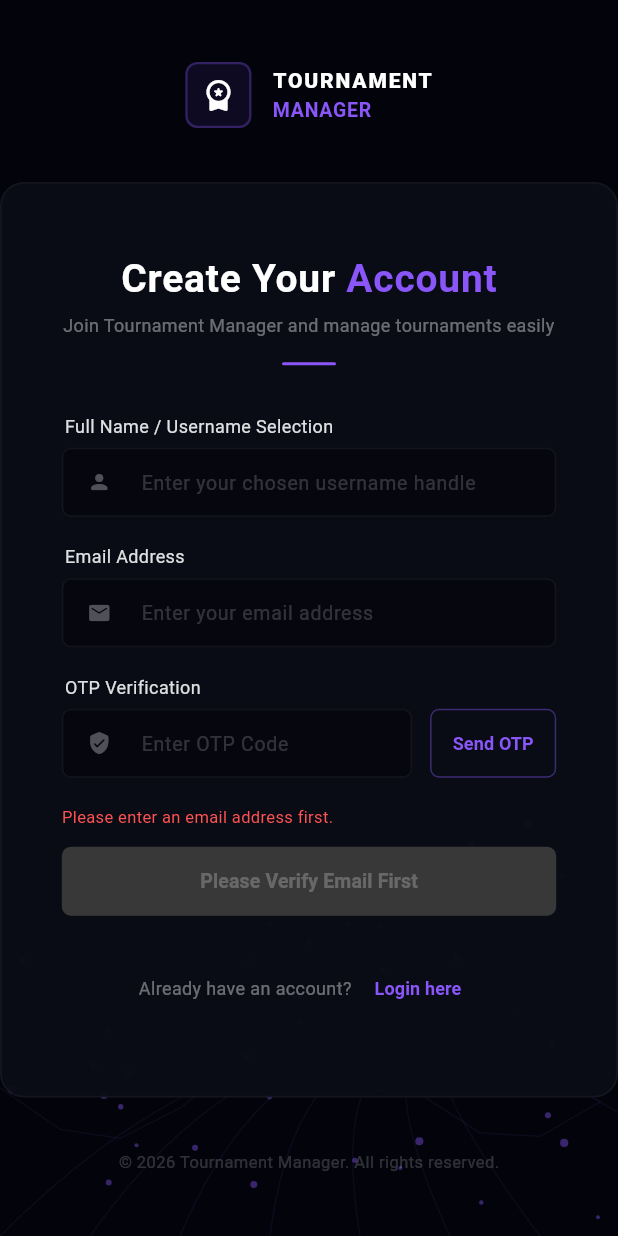
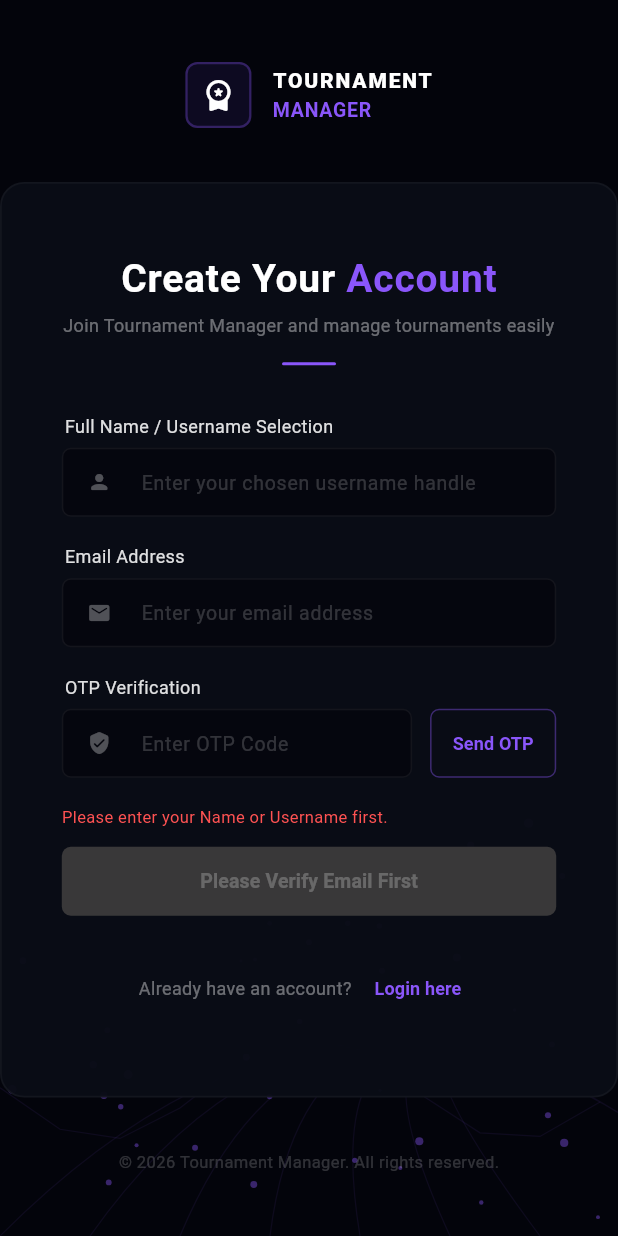
Before and after one commit to Abhinav9777-collab/tournament_manager, a Flutter app: the screen it shows after launch, after a tap on "Login →", after a tap on "Create New Account", after a tap on "Send OTP", on a phone screen of 412 x 824 dp. Run offline on Flutter 3.47's test engine with Material 3 defaults, Android fonts, the phone set to English and light mode, and no system bars; our stand-ins replace cloud_firestore, firebase_auth, shared_preferences; missing offline and left inert: dart:html; accounts and stored records are empty.

Commit message:
Integrated Direct EmailJS to Login/Signup, Cleaned Robotic Texts and Theme Provider

```diff
--- a/lib/main.dart
+++ b/lib/main.dart
@@ -19,16 +19,27 @@ class TournamentManagerApp extends StatelessWidget {
 
   @override
   Widget build(BuildContext context) {
+    return Consumer<TournamentProvider>(
+      builder: (context, provider, child) {
         return MaterialApp(
-      title: 'Nexus Quantum Manager',
+          title: 'Tournament Manager',
           debugShowCheckedModeBanner: false,
+          themeMode: provider.appThemeMode,
           theme: ThemeData(
+            brightness: Brightness.light,
+            primarySwatch: Colors.deepPurple,
+            scaffoldBackgroundColor: const Color(0xFFF1F5F9),
+            useMaterial3: true,
+          ),
+          darkTheme: ThemeData(
             brightness: Brightness.dark,
             primarySwatch: Colors.deepPurple,
+            scaffoldBackgroundColor: const Color(0xFF03040B),
             useMaterial3: true,
           ),
-      // 🛠️ FIXED: DashboardScreen handle karega inner authentication state structures ko smoothly
           home: const DashboardScreen(),
+        );
+      },
     );
   }
 }
--- a/lib/screens/auth/login_screen.dart
+++ b/lib/screens/auth/login_screen.dart
@@ -1,10 +1,9 @@
 import 'package:flutter/material.dart';
 import 'package:provider/provider.dart';
-import 'package:http/http.dart' as http;
-import 'dart:convert';
 import 'dart:async';
 import 'dart:math' as math;
 import '../../providers/tournament_provider.dart';
+import '../../services/email_service.dart'; // 🚀 Direct EmailJS Service
 
 class LoginScreen extends StatefulWidget {
   final VoidCallback onLoginSuccess;
@@ -38,8 +37,6 @@ class _LoginScreenState extends State<LoginScreen> {
   final _emailController = TextEditingController();
   final _passwordController = TextEditingController();
   final _otpController = TextEditingController();
-
-  final String _backendServerUrl = "https://tournament-manager-b6jb.onrender.com";
 
   @override
   void initState() {
@@ -82,94 +79,78 @@ class _LoginScreenState extends State<LoginScreen> {
   }
 
   // =========================================================================
-  // ⚡ REAL BACKEND OTP PIPELINE (MOCK CODE REMOVED)
+  // 🚀 DIRECT EMAILJS GMAIL OTP PIPELINE (SERVERLESS & 100% RELIABLE)
   // =========================================================================
   Future<void> _handleOtpGenerationRequest() async {
     final email = _emailController.text.trim();
-    if (email.isEmpty) {
-      setState(() => _statusFeedbackMessage = "Please enter an email address first.");
+    final name = _usernameController.text.trim();
+
+    if (name.isEmpty) {
+      setState(() => _statusFeedbackMessage = "Please enter your Name or Username first.");
       return;
     }
+
+    if (email.isEmpty || !email.contains('@')) {
+      setState(() => _statusFeedbackMessage = "Please enter a valid email address.");
+      return;
+    }
+
     setState(() {
       _isLoading = true;
-      _statusFeedbackMessage = 'Transmitting OTP request to server...';
+      _statusFeedbackMessage = 'Sending OTP to your email...';
     });
 
     try {
-      final response = await http.post(
-        Uri.parse("$_backendServerUrl/api/auth/trigger-otp"),
-        headers: {"Content-Type": "application/json"},
-        body: jsonEncode({"email": email}),
-      );
+      // Direct EmailJS Call
+      bool success = await EmailOtpService.sendOtp(email, name);
 
-      final res = jsonDecode(response.body);
-
-      if (response.statusCode == 200 && res['status'] == 'SUCCESS') {
+      if (success) {
         _startOtpTimer();
         setState(() => _statusFeedbackMessage = "SUCCESS: OTP sent to $email. Check your inbox!");
       } else {
-        setState(() => _statusFeedbackMessage = res['message'] ?? 'Failed to send OTP.');
+        setState(() => _statusFeedbackMessage = "Failed to send OTP. Please try again.");
       }
     } catch (e) {
-      setState(() => _statusFeedbackMessage = "Connection Error: Unable to reach auth server.");
+      setState(() => _statusFeedbackMessage = "Network error while triggering email.");
     } finally {
       setState(() => _isLoading = false);
     }
   }
 
-  Future<void> _verifyOtpCodeLive() async {
+  void _verifyOtpCodeLive() {
     final email = _emailController.text.trim();
     final otp = _otpController.text.trim();
 
     if (otp.isEmpty || email.isEmpty) {
-      setState(() => _statusFeedbackMessage = "Please provide both Email and OTP fields.");
+      setState(() => _statusFeedbackMessage = "Please fill in both Email and OTP fields.");
       return;
     }
 
-    setState(() {
-      _isLoading = true;
-      _statusFeedbackMessage = 'Verifying OTP code...';
-    });
-
-    try {
-      final response = await http.post(
-        Uri.parse("$_backendServerUrl/api/auth/verify-otp"),
-        headers: {"Content-Type": "application/json"},
-        body: jsonEncode({"email": email, "otp": otp}),
-      );
-
-      final res = jsonDecode(response.body);
-
-      if (response.statusCode == 200 && res['status'] == 'SUCCESS') {
-        _countdownTimer?.cancel();
-        setState(() {
-          _isOtpVerified = true;
-          _statusFeedbackMessage = "SUCCESS: Email Verified! Now create your password.";
-        });
-      } else {
-        setState(() => _statusFeedbackMessage = res['message'] ?? 'Invalid or expired OTP code.');
-      }
-    } catch (e) {
-      setState(() => _statusFeedbackMessage = "Verification failed due to network error.");
-    } finally {
-      setState(() => _isLoading = false);
+    if (EmailOtpService.verifyOtp(otp)) {
+      _countdownTimer?.cancel();
+      setState(() {
+        _isOtpVerified = true;
+        _statusFeedbackMessage = "SUCCESS: Email Verified! Now set your password.";
+      });
+    } else {
+      setState(() => _statusFeedbackMessage = "Invalid or expired OTP code.");
     }
   }
 
-  Future<void> _handleAccountCommitment(TournamentProvider provider) async {
+  void _handleAccountCommitment(TournamentProvider provider) {
     final user = _usernameController.text.trim();
     final email = _emailController.text.trim();
     final pass = _passwordController.text.trim();
 
     if (user.isEmpty || email.isEmpty || pass.isEmpty || !_isOtpVerified) {
-      setState(() => _statusFeedbackMessage = "All parameters are mandatory and OTP must be verified.");
+      setState(() => _statusFeedbackMessage = "All fields are required and OTP must be verified.");
       return;
     }
 
     String registerStatus = provider.registerNewUser(user, email, pass);
     if (registerStatus == "SUCCESS") {
-      String mobileSecureDeviceTag = "SECURE_MOBILE_HARDWARE_NODE";
-      String loginStatus = provider.loginUser(user, pass, mobileSecureDeviceTag);
+      String deviceTag = "WEB_BROWSER_SESSION";
+      String loginStatus = provider.loginUser(user, pass, deviceTag);
       if (loginStatus == "SUCCESS") {
         widget.onLoginSuccess();
       } else {
@@ -189,8 +170,8 @@ class _LoginScreenState extends State<LoginScreen> {
       return;
     }
 
-    String mobileSecureDeviceTag = "SECURE_MOBILE_HARDWARE_NODE";
-    String result = provider.loginUser(user, pass, mobileSecureDeviceTag);
+    String deviceTag = "WEB_BROWSER_SESSION";
+    String result = provider.loginUser(user, pass, deviceTag);
 
     if (result == "SUCCESS") {
       widget.onLoginSuccess();
@@ -367,7 +348,7 @@ class _LoginScreenState extends State<LoginScreen> {
                 child: TextButton(
                   style: TextButton.styleFrom(padding: const EdgeInsets.symmetric(horizontal: 14)),
                   onPressed: _isLoading ? null : (_isOtpSent ? _verifyOtpCodeLive : _handleOtpGenerationRequest),
-                  child: Text(_isLoading ? "Connecting..." : (_isOtpSent ? "Verify OTP" : "Send OTP"), style: const TextStyle(color: Color(0xFF8A56FA), fontSize: 12, fontWeight: FontWeight.bold)),
+                  child: Text(_isLoading ? "Sending..." : (_isOtpSent ? "Verify OTP" : "Send OTP"), style: const TextStyle(color: Color(0xFF8A56FA), fontSize: 12, fontWeight: FontWeight.bold)),
                 ),
               )
             else
@@ -382,7 +363,7 @@ class _LoginScreenState extends State<LoginScreen> {
         const SizedBox(height: 18),
 
         if (_isOtpVerified) ...[
-          _buildInputSectionLabel("Create Cryptographic Password"),
+          _buildInputSectionLabel("Create Password"),
           _buildCustomFormInput(_passwordController, Icons.lock_rounded, "Create a strong password", false, isPasswordField: true, isFieldObscured: _isPasswordObscured,
             suffix: IconButton(
               icon: Icon(_isPasswordObscured ? Icons.visibility_off_rounded : Icons.visibility_rounded, color: Colors.white38, size: 16),
```
Lines whose indentation alone changed are shown as unchanged.
